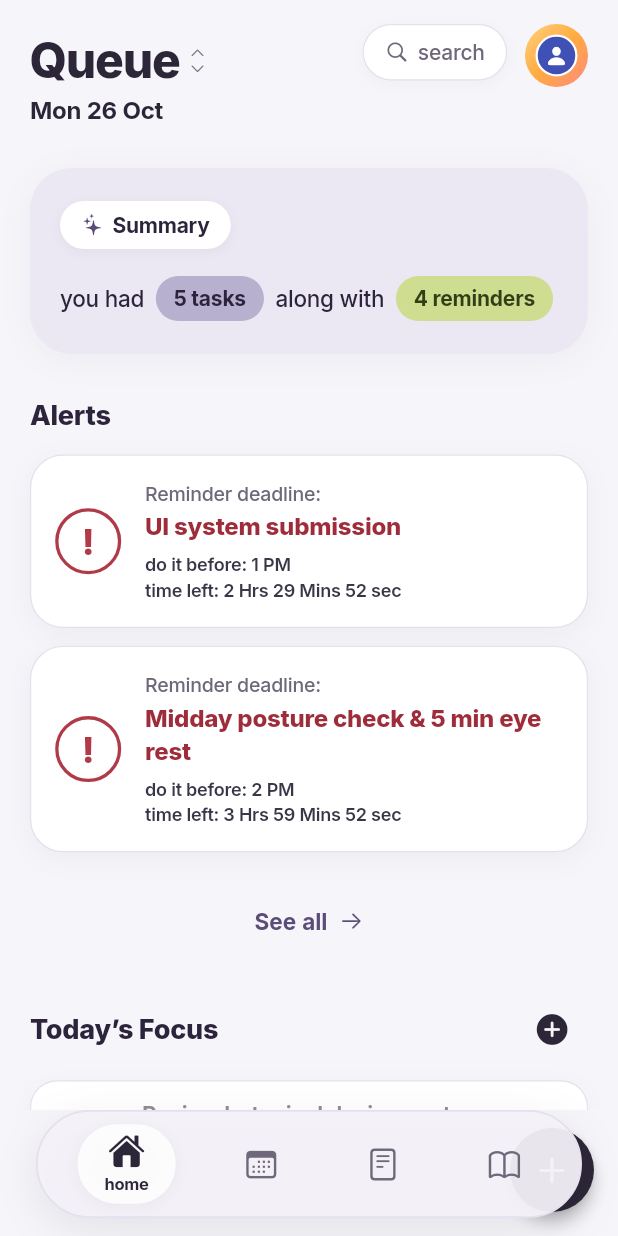
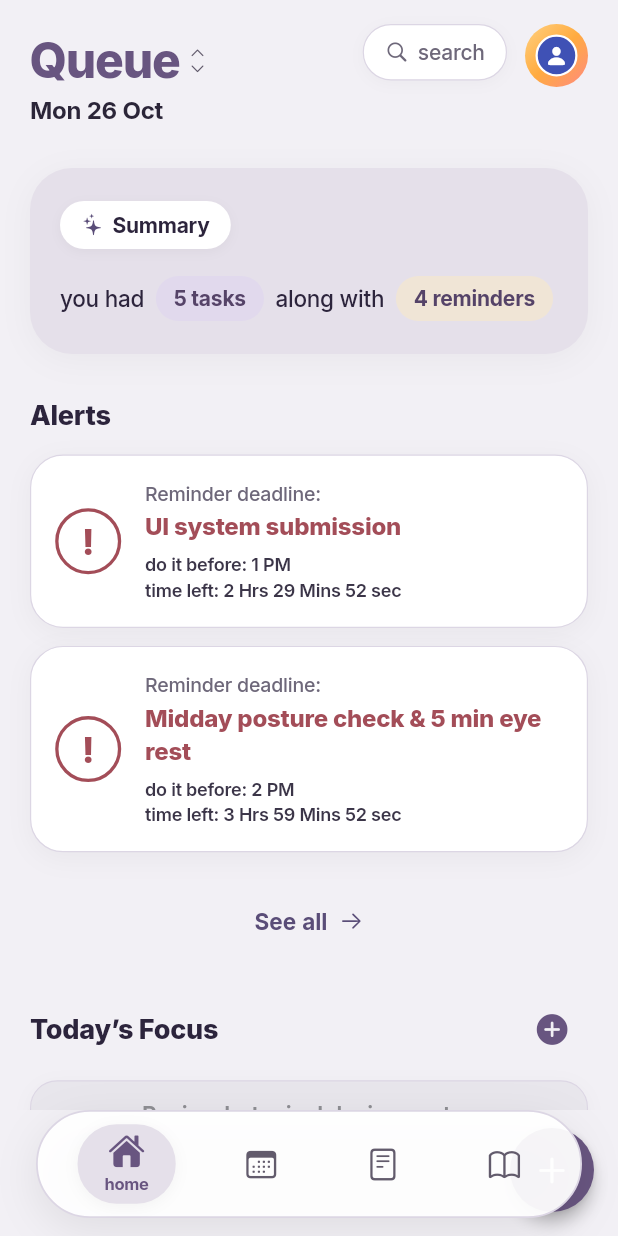
Before and after one commit to Rdx011O/workbench, a Flutter app: the screen it shows after launch, on a phone screen of 412 x 824 dp. Run offline on Flutter 3.47's test engine with Material 3 defaults, Android fonts, the phone set to English and light mode, and no system bars; our stand-ins replace flutter_local_notifications, flutter_riverpod, google_fonts, package_info_plus, speech_to_text, sqflite_common_ffi; accounts and stored records are empty; network calls fail.

Commit message:
feat(theme): implement complete light and dark color specification across UI tokens and views

```diff
--- a/lib/core/theme/app_theme.dart
+++ b/lib/core/theme/app_theme.dart
@@ -14,9 +14,9 @@ class BotanicalTheme {
       colorScheme: const ColorScheme(
         brightness: Brightness.light,
         primary: BotanicalColors.lightPrimary,
-        onPrimary: Colors.white,
-        secondary: BotanicalColors.lightAccent,
-        onSecondary: Colors.white,
+        onPrimary: BotanicalColors.lightOnPrimary,
+        secondary: BotanicalColors.lightSecondaryButton,
+        onSecondary: BotanicalColors.lightSecondaryButtonText,
         error: BotanicalColors.lightError,
         onError: Colors.white,
         surface: BotanicalColors.lightSurface,
@@ -54,7 +54,9 @@ class BotanicalTheme {
       elevatedButtonTheme: ElevatedButtonThemeData(
         style: ElevatedButton.styleFrom(
           backgroundColor: BotanicalColors.lightPrimary,
-          foregroundColor: Colors.white,
+          foregroundColor: BotanicalColors.lightOnPrimary,
+          disabledBackgroundColor: BotanicalColors.lightDisabledButton,
+          disabledForegroundColor: BotanicalColors.lightTextSecondary,
           elevation: 0,
           minimumSize: const Size(44, 44),
           padding: const EdgeInsets.symmetric(horizontal: 18, vertical: 12),
@@ -66,7 +68,8 @@ class BotanicalTheme {
       ),
       outlinedButtonTheme: OutlinedButtonThemeData(
         style: OutlinedButton.styleFrom(
-          foregroundColor: BotanicalColors.lightTextPrimary,
+          backgroundColor: BotanicalColors.lightSecondaryButton,
+          foregroundColor: BotanicalColors.lightSecondaryButtonText,
           minimumSize: const Size(44, 44),
           padding: const EdgeInsets.symmetric(horizontal: 16, vertical: 11),
           side: const BorderSide(color: BotanicalColors.lightBorder, width: 0.75),
@@ -89,7 +92,7 @@ class BotanicalTheme {
       ),
       floatingActionButtonTheme: FloatingActionButtonThemeData(
         backgroundColor: BotanicalColors.lightPrimary,
-        foregroundColor: Colors.white,
+        foregroundColor: BotanicalColors.lightOnPrimary,
         elevation: 3,
         highlightElevation: 4,
         shape: RoundedRectangleBorder(
@@ -98,15 +101,15 @@ class BotanicalTheme {
       ),
       inputDecorationTheme: InputDecorationTheme(
         filled: true,
-        fillColor: BotanicalColors.lightSurface,
+        fillColor: BotanicalColors.lightInputBackground,
         contentPadding: const EdgeInsets.symmetric(horizontal: 16, vertical: 14),
         border: OutlineInputBorder(
           borderRadius: BorderRadius.circular(14),
-          borderSide: const BorderSide(color: BotanicalColors.lightBorder, width: 0.75),
+          borderSide: const BorderSide(color: BotanicalColors.lightInputBorder, width: 0.75),
         ),
         enabledBorder: OutlineInputBorder(
           borderRadius: BorderRadius.circular(14),
-          borderSide: const BorderSide(color: BotanicalColors.lightBorder, width: 0.75),
+          borderSide: const BorderSide(color: BotanicalColors.lightInputBorder, width: 0.75),
         ),
         focusedBorder: OutlineInputBorder(
           borderRadius: BorderRadius.circular(14),
@@ -117,7 +120,7 @@ class BotanicalTheme {
           borderSide: const BorderSide(color: BotanicalColors.lightError, width: 1),
         ),
         hintStyle: textTheme.bodyMedium?.copyWith(
-          color: BotanicalColors.lightTextSecondary.withValues(alpha: 0.7),
+          color: BotanicalColors.lightInputPlaceholder,
         ),
       ),
       bottomSheetTheme: const BottomSheetThemeData(
@@ -148,11 +151,11 @@ class BotanicalTheme {
       colorScheme: const ColorScheme(
         brightness: Brightness.dark,
         primary: BotanicalColors.darkPrimary,
-        onPrimary: BotanicalColors.darkBackground,
-        secondary: BotanicalColors.darkAccent,
-        onSecondary: Colors.white,
+        onPrimary: BotanicalColors.darkOnPrimary,
+        secondary: BotanicalColors.darkSecondaryButton,
+        onSecondary: BotanicalColors.darkSecondaryButtonText,
         error: BotanicalColors.darkError,
-        onError: Colors.white,
+        onError: BotanicalColors.darkBackground,
         surface: BotanicalColors.darkSurface,
         onSurface: BotanicalColors.darkTextPrimary,
         outline: BotanicalColors.darkBorder,
@@ -188,7 +191,9 @@ class BotanicalTheme {
       elevatedButtonTheme: ElevatedButtonThemeData(
         style: ElevatedButton.styleFrom(
           backgroundColor: BotanicalColors.darkPrimary,
-          foregroundColor: BotanicalColors.darkBackground,
+          foregroundColor: BotanicalColors.darkOnPrimary,
+          disabledBackgroundColor: BotanicalColors.darkDisabledButton,
+          disabledForegroundColor: BotanicalColors.darkTextSecondary,
           elevation: 0,
           minimumSize: const Size(44, 44),
           padding: const EdgeInsets.symmetric(horizontal: 18, vertical: 12),
@@ -200,7 +205,8 @@ class BotanicalTheme {
       ),
       outlinedButtonTheme: OutlinedButtonThemeData(
         style: OutlinedButton.styleFrom(
-          foregroundColor: BotanicalColors.darkTextPrimary,
+          backgroundColor: BotanicalColors.darkSecondaryButton,
+          foregroundColor: BotanicalColors.darkSecondaryButtonText,
           minimumSize: const Size(44, 44),
           padding: const EdgeInsets.symmetric(horizontal: 16, vertical: 11),
           side: const BorderSide(color: BotanicalColors.darkBorder, width: 0.75),
@@ -223,7 +229,7 @@ class BotanicalTheme {
       ),
       floatingActionButtonTheme: FloatingActionButtonThemeData(
         backgroundColor: BotanicalColors.darkPrimary,
-        foregroundColor: BotanicalColors.darkBackground,
+        foregroundColor: BotanicalColors.darkOnPrimary,
         elevation: 3,
         highlightElevation: 4,
         shape: RoundedRectangleBorder(
@@ -232,15 +238,15 @@ class BotanicalTheme {
       ),
       inputDecorationTheme: InputDecorationTheme(
         filled: true,
-        fillColor: BotanicalColors.darkSurface,
+        fillColor: BotanicalColors.darkInputBackground,
         contentPadding: const EdgeInsets.symmetric(horizontal: 16, vertical: 14),
         border: OutlineInputBorder(
           borderRadius: BorderRadius.circular(14),
-          borderSide: const BorderSide(color: BotanicalColors.darkBorder, width: 0.75),
+          borderSide: const BorderSide(color: BotanicalColors.darkInputBorder, width: 0.75),
         ),
         enabledBorder: OutlineInputBorder(
           borderRadius: BorderRadius.circular(14),
-          borderSide: const BorderSide(color: BotanicalColors.darkBorder, width: 0.75),
+          borderSide: const BorderSide(color: BotanicalColors.darkInputBorder, width: 0.75),
         ),
         focusedBorder: OutlineInputBorder(
           borderRadius: BorderRadius.circular(14),
@@ -251,7 +257,7 @@ class BotanicalTheme {
           borderSide: const BorderSide(color: BotanicalColors.darkError, width: 1),
         ),
         hintStyle: textTheme.bodyMedium?.copyWith(
-          color: BotanicalColors.darkTextSecondary.withValues(alpha: 0.7),
+          color: BotanicalColors.darkInputPlaceholder,
         ),
       ),
       bottomSheetTheme: const BottomSheetThemeData(
--- a/lib/core/theme/colors.dart
+++ b/lib/core/theme/colors.dart
@@ -1,58 +1,137 @@
 import 'package:flutter/material.dart';
 
-/// Calibrated palette for Botanical Planner fresh UI.
-/// Combines the crisp, calm pastel aesthetic with modern clean card architecture.
+/// Complete Color Specification for Botanical Planner.
+/// Implements exact 20-token Light and Dark palette as defined in the specification.
 class BotanicalColors {
-  // Light Theme (Clean Porcelain Lavender + Deep Slate Plum)
-  static const Color lightBackground = Color(0xFFF6F5F9); // fresh lavender porcelain background
-  static const Color lightPrimary = Color(0xFF2C2638); // rich dark slate aubergine for bold titles
-  static const Color lightPrimaryPressed = Color(0xFF1E1A29);
-  static const Color lightAccent = Color(0xFF7A6899); // soft purple accent
-  static const Color lightTextPrimary = Color(0xFF221C2B); // high contrast primary text
-  static const Color lightTextSecondary = Color(0xFF7D7789); // muted purple-gray secondary label
-  static const Color lightSurface = Color(0xFFFFFFFF); // crisp white card surface
-  static const Color lightSecondarySurface = Color(0xFFEEEAF4); // soft secondary container
-  static const Color lightBorder = Color(0xFFE5E0ED); // subtle clean separator
-  static const Color lightCompletedSurface = Color(0xFFE8F3EB); // completed wash
-  static const Color lightCompletedText = Color(0xFF2E7D4E);
-  static const Color lightReminderSurface = Color(0xFFFDF8E8);
-  static const Color lightReminderText = Color(0xFF6B5820);
-  static const Color lightError = Color(0xFFFF3B30); // Apple system red
+  // 1. App background
+  static const Color lightBackground = Color(0xFFF2F0F5);
+  static const Color darkBackground = Color(0xFF25232D);
 
-  // Fresh UI Tokens (from screenshot)
-  static const Color summaryCardLight = Color(0xFFEBE7F3); // soft lavender summary card
-  static const Color summaryCardDark = Color(0xFF242031);
-  static const Color taskBadgeLight = Color(0xFFB8B0CF); // purple pill badge
-  static const Color taskBadgeDark = Color(0xFF4A4160);
-  static const Color taskBadgeText = Color(0xFF2C233C);
-  static const Color reminderBadgeLight = Color(0xFFCFDD91); // olive/lime pill badge
-  static const Color reminderBadgeDark = Color(0xFF455423);
-  static const Color reminderBadgeText = Color(0xFF333E17);
-  static const Color alertRed = Color(0xFFB03A48); // red alert circular icon
-  static const Color alertRedTitle = Color(0xFF9E2C3A); // reddish alert headline
-  static const Color navBarLight = Color(0xFFF4F2F8); // floating nav bar surface
-  static const Color navBarBorder = Color(0xFFE5E0ED);
+  // 2. Main containers
+  static const Color lightMainContainer = Color(0xFFFFFFFF);
+  static const Color darkMainContainer = Color(0xFF302D38);
+  static const Color lightSurface = Color(0xFFFFFFFF);
+  static const Color darkSurface = Color(0xFF302D38);
 
-  // Dark Theme (Deep Midnight Slate + Luminous Violet Sage)
-  static const Color darkBackground = Color(0xFF13111A); // deep night background
-  static const Color darkPrimary = Color(0xFFD4CBE5); // light lilac primary
-  static const Color darkPrimaryPressed = Color(0xFFB8AFD0);
-  static const Color darkAccent = Color(0xFFA592C7);
-  static const Color darkTextPrimary = Color(0xFFF4F2F8);
-  static const Color darkTextSecondary = Color(0xFFA49EB2);
-  static const Color darkSurface = Color(0xFF1E1A27); // dark card surface
-  static const Color darkSecondarySurface = Color(0xFF292435);
-  static const Color darkBorder = Color(0xFF332E41);
-  static const Color darkCompletedSurface = Color(0xFF1B2E24);
-  static const Color darkCompletedText = Color(0xFF67D89A);
-  static const Color darkReminderSurface = Color(0xFF322A1E);
-  static const Color darkReminderText = Color(0xFFE5C596);
-  static const Color darkError = Color(0xFFFF453A);
+  // 3. Secondary containers
+  static const Color lightSecondaryContainer = Color(0xFFE5E0EA);
+  static const Color darkSecondaryContainer = Color(0xFF35313D);
+  static const Color lightSecondarySurface = Color(0xFFE5E0EA);
+  static const Color darkSecondarySurface = Color(0xFF35313D);
+
+  // 4. Primary buttons
+  static const Color lightPrimaryButton = Color(0xFF685580);
+  static const Color darkPrimaryButton = Color(0xFFC8B8DF);
+  static const Color lightPrimary = Color(0xFF685580);
+  static const Color darkPrimary = Color(0xFFC8B8DF);
+
+  // 5. Primary button text
+  static const Color lightPrimaryButtonText = Color(0xFFFFFFFF);
+  static const Color darkPrimaryButtonText = Color(0xFF292630);
+  static const Color lightOnPrimary = Color(0xFFFFFFFF);
+  static const Color darkOnPrimary = Color(0xFF292630);
+
+  // 6. Secondary buttons
+  static const Color lightSecondaryButton = Color(0xFFE5E0EA);
+  static const Color darkSecondaryButton = Color(0xFF403749);
+
+  // 7. Secondary button text
+  static const Color lightSecondaryButtonText = Color(0xFF554368);
+  static const Color darkSecondaryButtonText = Color(0xFFE3D9EF);
+
+  // 8. Main text
+  static const Color lightMainText = Color(0xFF292630);
+  static const Color darkMainText = Color(0xFFF2EFF6);
+  static const Color lightTextPrimary = Color(0xFF292630);
+  static const Color darkTextPrimary = Color(0xFFF2EFF6);
+
+  // 9. Secondary text
+  static const Color lightSecondaryText = Color(0xFF625B6C);
+  static const Color darkSecondaryText = Color(0xFFB4ACBF);
+  static const Color lightTextSecondary = Color(0xFF625B6C);
+  static const Color darkTextSecondary = Color(0xFFB4ACBF);
+
+  // 10. Borders and dividers
+  static const Color lightBorder = Color(0xFFDCD6E4);
+  static const Color darkBorder = Color(0xFF494451);
+  static const Color lightDivider = Color(0xFFDCD6E4);
+  static const Color darkDivider = Color(0xFF494451);
+
+  // 11. Selected navigation
+  static const Color lightSelectedNav = Color(0xFF685580);
+  static const Color darkSelectedNav = Color(0xFFC8B8DF);
+
+  // 12. Selected date
+  static const Color lightSelectedDate = Color(0xFFE1D9ED);
+  static const Color darkSelectedDate = Color(0xFF403749);
+
+  // 13. Input background
+  static const Color lightInputBackground = Color(0xFFFFFFFF);
+  static const Color darkInputBackground = Color(0xFF302D38);
+
+  // 14. Input border
+  static const Color lightInputBorder = Color(0xFFDCD6E4);
+  static const Color darkInputBorder = Color(0xFF494451);
+
+  // 15. Input placeholder
+  static const Color lightInputPlaceholder = Color(0xFF777180);
+  static const Color darkInputPlaceholder = Color(0xFFA69DB2);
+
+  // 16. Completed task
+  static const Color lightCompletedTask = Color(0xFFE8E6EC);
+  static const Color darkCompletedTask = Color(0xFF35313D);
+  static const Color lightCompletedSurface = Color(0xFFE8E6EC);
+  static const Color darkCompletedSurface = Color(0xFF35313D);
+  static const Color lightCompletedText = Color(0xFF456B5B);
+  static const Color darkCompletedText = Color(0xFFA7CCB6);
+
+  // 17. Success
+  static const Color lightSuccess = Color(0xFF456B5B);
+  static const Color darkSuccess = Color(0xFFA7CCB6);
+
+  // 18. Reminder
+  static const Color lightReminder = Color(0xFFF0E5D6);
+  static const Color darkReminder = Color(0xFFD8B98E);
+  static const Color lightReminderSurface = Color(0xFFF0E5D6);
+  static const Color darkReminderSurface = Color(0xFFD8B98E);
+  static const Color lightReminderText = Color(0xFF554368);
+  static const Color darkReminderText = Color(0xFF292630);
+
+  // 19. Error
+  static const Color lightError = Color(0xFFA34D58);
+  static const Color darkError = Color(0xFFF0A0AB);
+
+  // 20. Disabled button
+  static const Color lightDisabledButton = Color(0xFFE5E2E9);
+  static const Color darkDisabledButton = Color(0xFF393641);
+
+  // --- UI Convenience Tokens & Aliases ---
+  static const Color lightAccent = Color(0xFF685580);
+  static const Color darkAccent = Color(0xFFC8B8DF);
+  static const Color lightPrimaryPressed = Color(0xFF554368);
+  static const Color darkPrimaryPressed = Color(0xFFB4ACBF);
+
+  static const Color summaryCardLight = Color(0xFFE5E0EA); // secondary container
+  static const Color summaryCardDark = Color(0xFF35313D);
+
+  static const Color taskBadgeLight = Color(0xFFE1D9ED); // selected date / lilac wash
+  static const Color taskBadgeDark = Color(0xFF403749);
+  static const Color taskBadgeText = Color(0xFF554368); // secondary button text
+
+  static const Color reminderBadgeLight = Color(0xFFF0E5D6); // reminder surface
+  static const Color reminderBadgeDark = Color(0xFF403749);
+  static const Color reminderBadgeText = Color(0xFF554368);
+
+  static const Color alertRed = Color(0xFFA34D58); // error
+  static const Color alertRedTitle = Color(0xFFA34D58);
+
+  static const Color navBarLight = Color(0xFFFFFFFF);
+  static const Color navBarBorder = Color(0xFFDCD6E4);
 
   // Category tags (pill tokens)
-  static const Color tagWork = Color(0xFF6E5E8A);
-  static const Color tagPersonal = Color(0xFF8A6E5E);
-  static const Color tagHealth = Color(0xFF3B8266);
-  static const Color tagReading = Color(0xFF5E758A);
-  static const Color tagHome = Color(0xFF7B7280);
+  static const Color tagWork = Color(0xFF685580);
+  static const Color tagPersonal = Color(0xFF456B5B);
+  static const Color tagHealth = Color(0xFF456B5B);
+  static const Color tagReading = Color(0xFF554368);
+  static const Color tagHome = Color(0xFF625B6C);
 }
--- a/lib/views/calendar/calendar_view.dart
+++ b/lib/views/calendar/calendar_view.dart
@@ -315,7 +315,7 @@ class _CalendarViewState extends ConsumerState<CalendarView> {
                         color: isToday
                             ? primaryColor
                             : (isSelected
-                                ? (isDark ? BotanicalColors.darkSecondarySurface : BotanicalColors.lightSecondarySurface)
+                                ? (isDark ? BotanicalColors.darkSelectedDate : BotanicalColors.lightSelectedDate)
                                 : Colors.transparent),
                         border: isSelected && !isToday
                             ? Border.all(color: primaryColor, width: 1.5)
@@ -395,7 +395,7 @@ class _CalendarViewState extends ConsumerState<CalendarView> {
                 color: isToday
                     ? primaryColor
                     : (isSelected
-                        ? (isDark ? BotanicalColors.darkSecondarySurface : BotanicalColors.lightSecondarySurface)
+                        ? (isDark ? BotanicalColors.darkSelectedDate : BotanicalColors.lightSelectedDate)
                         : Colors.transparent),
                 borderRadius: BorderRadius.circular(16),
                 border: isSelected && !isToday ? Border.all(color: primaryColor, width: 1.2) : null,
--- a/lib/views/home/home_view.dart
+++ b/lib/views/home/home_view.dart
@@ -465,7 +465,9 @@ class _HomeViewState extends ConsumerState<HomeView> {
                   margin: const EdgeInsets.only(bottom: 10),
                   padding: const EdgeInsets.symmetric(horizontal: 16, vertical: 12),
                   decoration: BoxDecoration(
-                    color: isDark ? BotanicalColors.darkSurface : BotanicalColors.lightSurface,
+                    color: task.isCompleted
+                        ? (isDark ? BotanicalColors.darkCompletedTask : BotanicalColors.lightCompletedTask)
+                        : (isDark ? BotanicalColors.darkSurface : BotanicalColors.lightSurface),
                     borderRadius: BorderRadius.circular(18),
                     border: Border.all(
                       color: isDark ? BotanicalColors.darkBorder : BotanicalColors.lightBorder,
--- a/lib/views/tasks_reminders/tasks_reminders_view.dart
+++ b/lib/views/tasks_reminders/tasks_reminders_view.dart
@@ -274,7 +274,9 @@ class _TasksAndRemindersViewState extends ConsumerState<TasksAndRemindersView> {
     return Container(
       margin: const EdgeInsets.only(bottom: 10),
       decoration: BoxDecoration(
-        color: isDark ? BotanicalColors.darkSurface : BotanicalColors.lightSurface,
+        color: task.isCompleted
+            ? (isDark ? BotanicalColors.darkCompletedTask : BotanicalColors.lightCompletedTask)
+            : (isDark ? BotanicalColors.darkSurface : BotanicalColors.lightSurface),
         borderRadius: BorderRadius.circular(18),
         border: Border.all(
           color: isDark ? BotanicalColors.darkBorder : BotanicalColors.lightBorder,
--- a/lib/widgets/app_scaffold.dart
+++ b/lib/widgets/app_scaffold.dart
@@ -220,8 +220,8 @@ class _AppScaffoldState extends ConsumerState<AppScaffold> {
   Widget _buildNavItem(int index, String label, IconData icon, IconData activeIcon) {
     final isSelected = _currentIndex == index;
     final isDark = Theme.of(context).brightness == Brightness.dark;
-    final primaryColor = isDark ? BotanicalColors.darkPrimary : BotanicalColors.lightPrimary;
-    final unselectedColor = isDark ? BotanicalColors.darkTextSecondary : const Color(0xFF6E687A);
+    final selectedColor = isDark ? BotanicalColors.darkSelectedNav : BotanicalColors.lightSelectedNav;
+    final unselectedColor = isDark ? BotanicalColors.darkTextSecondary : BotanicalColors.lightTextSecondary;
 
     return InkWell(
       onTap: () {
@@ -237,14 +237,14 @@ class _AppScaffoldState extends ConsumerState<AppScaffold> {
         decoration: BoxDecoration(
           color: isSelected
               ? (isDark
-                  ? Colors.white.withValues(alpha: 0.12)
-                  : Colors.white.withValues(alpha: 0.85))
+                  ? BotanicalColors.darkSecondarySurface
+                  : BotanicalColors.lightSecondarySurface)
               : Colors.transparent,
           borderRadius: BorderRadius.circular(26),
           boxShadow: isSelected
               ? [
                   BoxShadow(
-                    color: Colors.black.withValues(alpha: 0.04),
+                    color: Colors.black.withValues(alpha: isDark ? 0.2 : 0.04),
                     blurRadius: 8,
                     offset: const Offset(0, 2),
                   ),
@@ -258,7 +258,7 @@ class _AppScaffoldState extends ConsumerState<AppScaffold> {
             Icon(
               isSelected ? activeIcon : icon,
               size: 24,
-              color: isSelected ? primaryColor : unselectedColor,
+              color: isSelected ? selectedColor : unselectedColor,
             ),
             if (isSelected) ...[
               const SizedBox(height: 2),
@@ -267,7 +267,7 @@ class _AppScaffoldState extends ConsumerState<AppScaffold> {
                 style: TextStyle(
                   fontSize: 11,
                   fontWeight: FontWeight.w700,
-                  color: primaryColor,
+                  color: selectedColor,
                   letterSpacing: -0.2,
                 ),
               ),
@@ -281,19 +281,20 @@ class _AppScaffoldState extends ConsumerState<AppScaffold> {
   Widget _buildSidebarItem(int index, String label, IconData icon, IconData activeIcon) {
     final isSelected = _currentIndex == index;
     final isDark = Theme.of(context).brightness == Brightness.dark;
-    final primaryColor = isDark ? BotanicalColors.darkPrimary : BotanicalColors.lightPrimary;
+    final selectedColor = isDark ? BotanicalColors.darkSelectedNav : BotanicalColors.lightSelectedNav;
+    final unselectedColor = isDark ? BotanicalColors.darkTextSecondary : BotanicalColors.lightTextSecondary;
 
     return Container(
       margin: const EdgeInsets.only(bottom: 4),
       decoration: BoxDecoration(
-        color: isSelected ? primaryColor.withValues(alpha: 0.12) : Colors.transparent,
+        color: isSelected ? (isDark ? BotanicalColors.darkSecondarySurface : BotanicalColors.lightSecondarySurface) : Colors.transparent,
         borderRadius: BorderRadius.circular(12),
       ),
       child: ListTile(
         dense: true,
         leading: Icon(
           isSelected ? activeIcon : icon,
-          color: isSelected ? primaryColor : (isDark ? BotanicalColors.darkTextSecondary : const Color(0xFF6E7570)),
+          color: isSelected ? selectedColor : unselectedColor,
           size: 20,
         ),
         title: Text(
@@ -301,7 +302,7 @@ class _AppScaffoldState extends ConsumerState<AppScaffold> {
           style: TextStyle(
             fontSize: 14,
             fontWeight: isSelected ? FontWeight.w700 : FontWeight.w500,
-            color: isSelected ? primaryColor : null,
+            color: isSelected ? selectedColor : null,
           ),
         ),
         shape: RoundedRectangleBorder(borderRadius: BorderRadius.circular(12)),
--- a/lib/widgets/apple_widgets.dart
+++ b/lib/widgets/apple_widgets.dart
@@ -46,14 +46,14 @@ class AppleGlassContainer extends StatelessWidget {
   Widget build(BuildContext context) {
     final isDark = Theme.of(context).brightness == Brightness.dark;
     final glassColor = isDark
-        ? Color.fromRGBO(24, 30, 27, opacity)
-        : Color.fromRGBO(255, 255, 255, opacity);
+        ? BotanicalColors.darkSurface.withValues(alpha: opacity)
+        : BotanicalColors.lightSurface.withValues(alpha: opacity);
 
-    final highlightColor = isDark
-        ? const Color(0x2EFFFFFF)
-        : const Color(0x66FFFFFF);
-
-    final borderColor = customBorder ?? Border.all(color: highlightColor, width: 0.75);
+    final borderColor = customBorder ??
+        Border.all(
+          color: (isDark ? BotanicalColors.darkBorder : BotanicalColors.lightBorder).withValues(alpha: 0.8),
+          width: 0.75,
+        );
 
     Widget content = Container(
       padding: padding,
@@ -253,14 +253,16 @@ class AppleSearchField extends StatelessWidget {
   @override
   Widget build(BuildContext context) {
     final isDark = Theme.of(context).brightness == Brightness.dark;
-    final fill = isDark ? BotanicalColors.darkSecondarySurface : const Color(0xFFE8E9EC);
-    final hintColor = isDark ? BotanicalColors.darkTextSecondary : CupertinoColors.systemGrey;
+    final fill = isDark ? BotanicalColors.darkInputBackground : BotanicalColors.lightInputBackground;
+    final border = isDark ? BotanicalColors.darkInputBorder : BotanicalColors.lightInputBorder;
+    final hintColor = isDark ? BotanicalColors.darkInputPlaceholder : BotanicalColors.lightInputPlaceholder;
 
     return Container(
       height: 38,
       decoration: BoxDecoration(
         color: fill,
         borderRadius: BorderRadius.circular(12),
+        border: Border.all(color: border, width: 0.75),
       ),
       padding: const EdgeInsets.symmetric(horizontal: 10),
       child: Row(
--- a/lib/widgets/circular_checkbox.dart
+++ b/lib/widgets/circular_checkbox.dart
@@ -21,8 +21,9 @@ class CircularCheckbox extends StatelessWidget {
   Widget build(BuildContext context) {
     final isDark = Theme.of(context).brightness == Brightness.dark;
     final primaryColor = isDark ? BotanicalColors.darkPrimary : BotanicalColors.lightPrimary;
-    final borderColor = isDark ? BotanicalColors.darkBorder : const Color(0xFFC7CAC2);
-    final surfaceColor = isDark ? BotanicalColors.darkSecondarySurface : BotanicalColors.lightSurface;
+    final borderColor = isDark ? BotanicalColors.darkBorder : BotanicalColors.lightBorder;
+    final surfaceColor = isDark ? BotanicalColors.darkSurface : BotanicalColors.lightSurface;
+    final checkColor = isDark ? BotanicalColors.darkOnPrimary : BotanicalColors.lightOnPrimary;
 
     return Semantics(
       checked: value,
@@ -64,10 +65,10 @@ class CircularCheckbox extends StatelessWidget {
               scale: value ? 1.0 : 0.0,
               duration: const Duration(milliseconds: 200),
               curve: Curves.easeOutBack,
-              child: const Icon(
+              child: Icon(
                 Icons.check_rounded,
                 size: 14,
-                color: Colors.white,
+                color: checkColor,
               ),
             ),
           ),
```
